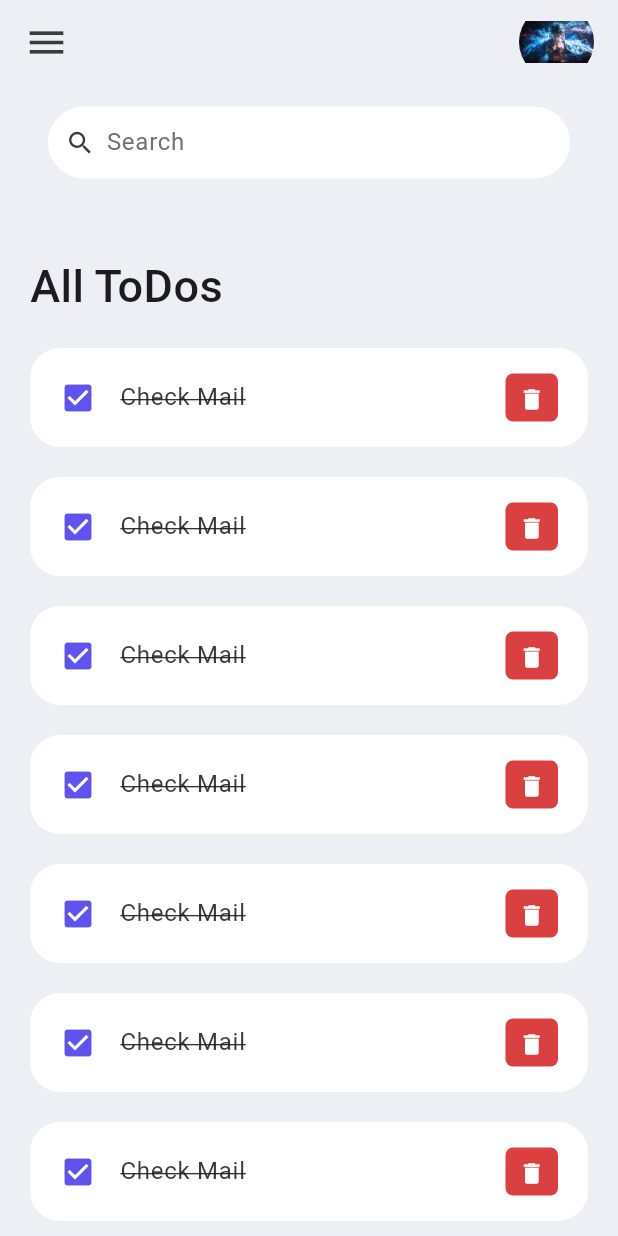
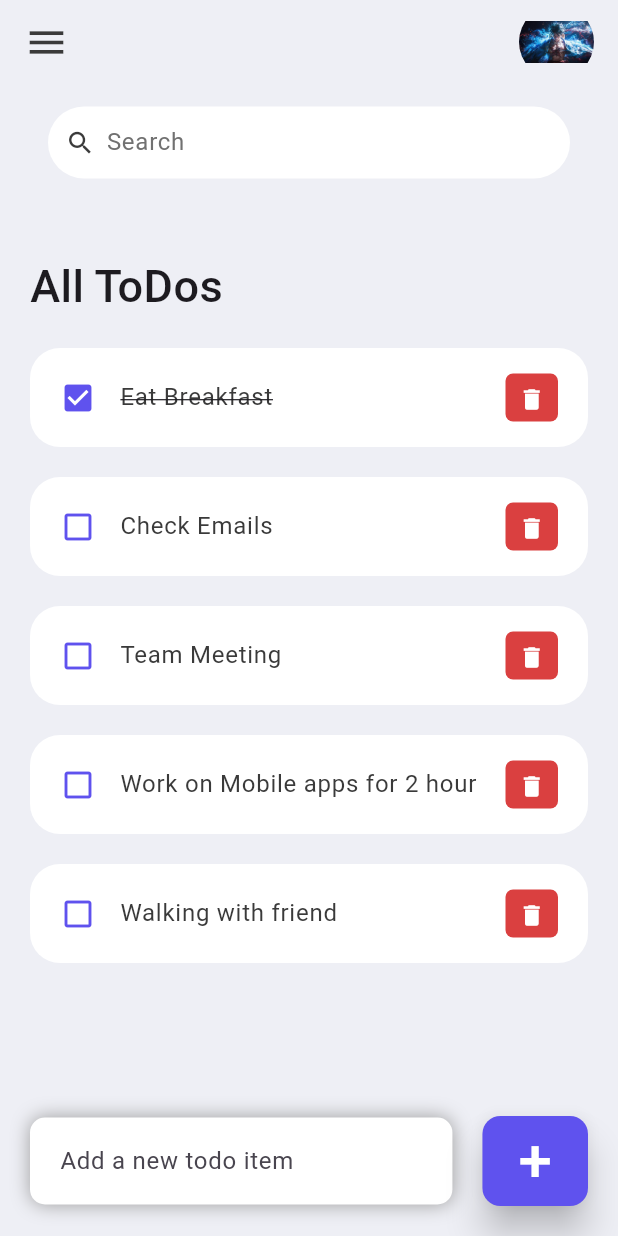
Before and after one commit to AhmedHelmy18/TODO_App, a Flutter app: the screen it shows after launch, after a tap on the "delete" icon, on a phone screen of 412 x 824 dp. Run offline on Flutter 3.47's test engine with Material 3 defaults, Android fonts, the phone set to English and light mode, and no system bars.

Commit message:
add function delete and change if i make the work or not

```diff
--- a/lib/screen/home.dart
+++ b/lib/screen/home.dart
@@ -1,17 +1,30 @@
 import 'package:flutter/material.dart';
 import 'package:todo_app/constants/colors.dart';
+import '../models/todo.dart';
 import '../widget/todo_item.dart';
 
-class Home extends StatelessWidget {
-  const Home({super.key});
+class Home extends StatefulWidget {
+  Home({super.key});
+
+  @override
+  State<Home> createState() => _HomeState();
+}
+
+class _HomeState extends State<Home> {
+  final todosList = ToDo.todoList();
 
   @override
   Widget build(BuildContext context) {
     return Scaffold(
       backgroundColor: tdBGColor,
       appBar: _buildAppBar(),
-      body: Container(
-        padding: EdgeInsets.symmetric(horizontal: 20, vertical: 15),
+      body: Stack(
+        children: [
+          Container(
+            padding: EdgeInsets.symmetric(
+              horizontal: 20,
+              vertical: 15,
+            ),
             child: Column(
               children: [
                 SearchBox(),
@@ -31,22 +44,94 @@ class Home extends StatelessWidget {
                           ),
                         ),
                       ),
-                  ToDoItem(),
-                  ToDoItem(),
-                  ToDoItem(),
-                  ToDoItem(),
-                  ToDoItem(),
-                  ToDoItem(),
-                  ToDoItem(),
-                  ToDoItem(),
+                      for (ToDo todo in todosList)
+                        ToDoItem(
+                          todo: todo,
+                          onToDoChanged: _handleToDoChange,
+                          onDeleteItem: _deleteToDoItem,
+                        ),
                     ],
                   ),
                 )
               ],
             ),
           ),
+          Align(
+            alignment: Alignment.bottomCenter,
+            child: Row(
+              children: [
+                Expanded(
+                  child: Container(
+                    margin: EdgeInsets.only(
+                      bottom: 20,
+                      right: 20,
+                      left: 20,
+                    ),
+                    padding: EdgeInsets.symmetric(
+                      horizontal: 20,
+                      vertical: 5,
+                    ),
+                    decoration: BoxDecoration(
+                      color: Colors.white,
+                      boxShadow: [
+                        BoxShadow(
+                          color: Colors.grey,
+                          offset: Offset(0.0, 0.0),
+                          blurRadius: 10.0,
+                          spreadRadius: 0.0,
+                        ),
+                      ],
+                      borderRadius: BorderRadius.circular(10),
+                    ),
+                    child: TextField(
+                      decoration: InputDecoration(
+                          hintText: 'Add a new todo item',
+                          border: InputBorder.none),
+                    ),
+                  ),
+                ),
+                Container(
+                  margin: EdgeInsets.only(
+                    right: 20,
+                    bottom: 20,
+                  ),
+                  child: ElevatedButton(
+                    onPressed: () {},
+                    child: Text(
+                      '+',
+                      style: TextStyle(
+                        fontSize: 40,
+                        color: Colors.white,
+                      ),
+                    ),
+                    style: ElevatedButton.styleFrom(
+                      backgroundColor: tdBlue,
+                      minimumSize: Size(60, 60),
+                      elevation: 10,
+                      shape: RoundedRectangleBorder(
+                        borderRadius: BorderRadius.circular(12),
+                      ),
+                    ),
+                  ),
+                )
+              ],
+            ),
+          ),
+        ],
+      ),
     );
   }
+
+  void _handleToDoChange(ToDo todo) {
+    setState(() {
+      todo.isDone = !todo.isDone;
+    });
+  }
+
+  void _deleteToDoItem(String id) {
+    setState(() {
+      todosList.removeWhere((item) => item.id == id);
+    });
   }
 
   Widget SearchBox() {
@@ -103,8 +188,9 @@ AppBar _buildAppBar() {
               borderRadius: BorderRadius.circular(80),
               child: Image.asset('asset/image/one_piece.jpg'),
             ),
-        )
+          ),
         ],
       ),
     );
   }
+}
--- a/lib/widget/todo_item.dart
+++ b/lib/widget/todo_item.dart
@@ -1,30 +1,42 @@
 import 'package:flutter/material.dart';
 import 'package:todo_app/constants/colors.dart';
+import '../models/todo.dart';
 
 class ToDoItem extends StatelessWidget {
-  const ToDoItem({super.key});
+  ToDoItem({
+    super.key,
+    required this.todo,
+    required this.onToDoChanged,
+    required this.onDeleteItem,
+  });
+
+  final ToDo todo;
+  final onToDoChanged;
+  final onDeleteItem;
 
   @override
   Widget build(BuildContext context) {
     return Container(
       margin: EdgeInsets.only(bottom: 20),
       child: ListTile(
-        onTap: () {},
+        onTap: () {
+          onToDoChanged(todo);
+        },
         shape: RoundedRectangleBorder(
           borderRadius: BorderRadius.circular(20),
         ),
         contentPadding: EdgeInsets.symmetric(horizontal: 20, vertical: 5),
         tileColor: Colors.white,
         leading: Icon(
-          Icons.check_box,
+          todo.isDone ? Icons.check_box : Icons.check_box_outline_blank,
           color: tdBlue,
         ),
         title: Text(
-          'Check Mail',
+          todo.todoText!,
           style: TextStyle(
             fontSize: 16,
             color: tdBlack,
-            decoration: TextDecoration.lineThrough,
+            decoration: todo.isDone ? TextDecoration.lineThrough : null,
           ),
         ),
         trailing: Container(
@@ -38,7 +50,7 @@ class ToDoItem extends StatelessWidget {
           ),
           child: IconButton(
             onPressed: () {
-              print('click on delete item');
+              onDeleteItem(todo.id);
             },
             icon: Icon(
               Icons.delete,
```
Lines whose indentation alone changed are shown as unchanged.
